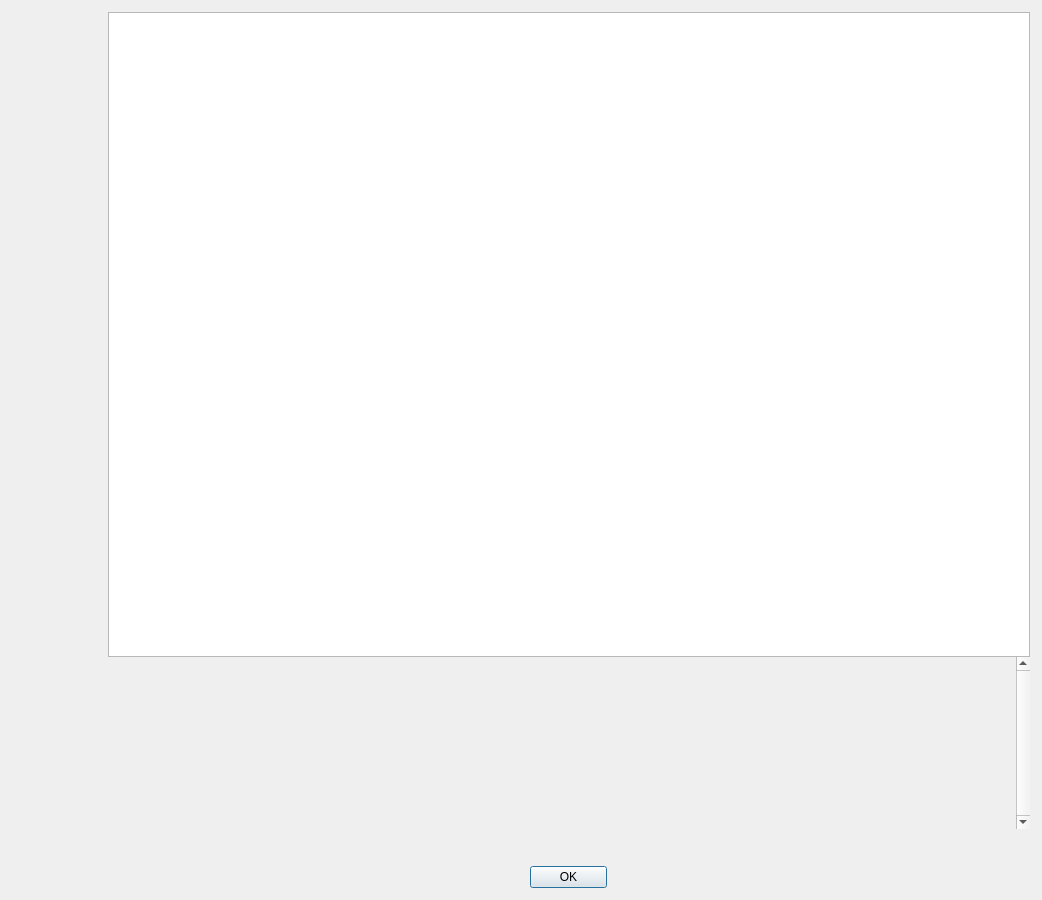
This is src/qt/forms/menudialog.ui in biblepay/biblepay as Qt 5 draws it before an edit. The edited form follows.
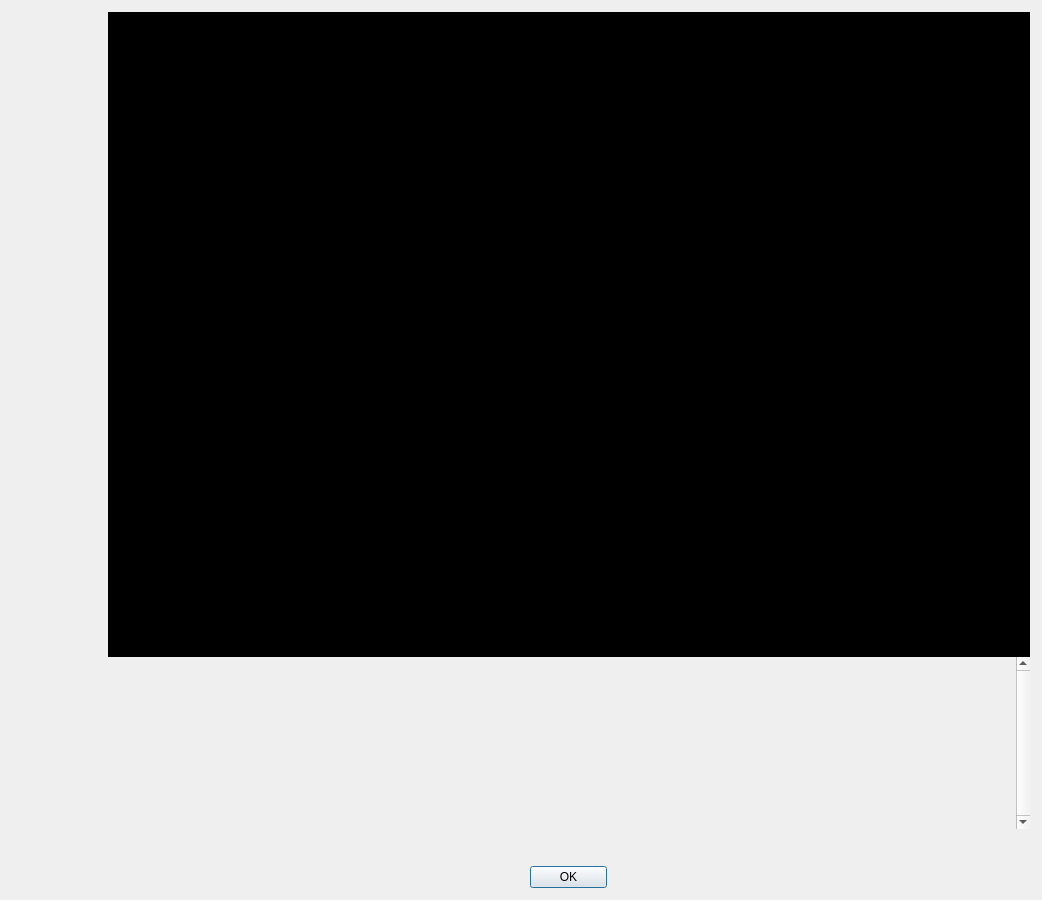
This is the edited form. Icons and pictures are not drawn.

```diff
--- a/src/qt/forms/menudialog.ui
+++ b/src/qt/forms/menudialog.ui
@@ -89,6 +89,208 @@
          <height>645</height>
         </size>
        </property>
+       <property name="palette">
+        <palette>
+         <active>
+          <colorrole role="WindowText">
+           <brush brushstyle="SolidPattern">
+            <color alpha="255">
+             <red>255</red>
+             <green>215</green>
+             <blue>0</blue>
+            </color>
+           </brush>
+          </colorrole>
+          <colorrole role="Button">
+           <brush brushstyle="SolidPattern">
+            <color alpha="255">
+             <red>0</red>
+             <green>0</green>
+             <blue>0</blue>
+            </color>
+           </brush>
+          </colorrole>
+          <colorrole role="Text">
+           <brush brushstyle="SolidPattern">
+            <color alpha="255">
+             <red>255</red>
+             <green>215</green>
+             <blue>0</blue>
+            </color>
+           </brush>
+          </colorrole>
+          <colorrole role="ButtonText">
+           <brush brushstyle="SolidPattern">
+            <color alpha="255">
+             <red>255</red>
+             <green>215</green>
+             <blue>0</blue>
+            </color>
+           </brush>
+          </colorrole>
+          <colorrole role="Base">
+           <brush brushstyle="SolidPattern">
+            <color alpha="255">
+             <red>0</red>
+             <green>0</green>
+             <blue>0</blue>
+            </color>
+           </brush>
+          </colorrole>
+          <colorrole role="Window">
+           <brush brushstyle="SolidPattern">
+            <color alpha="255">
+             <red>0</red>
+             <green>0</green>
+             <blue>0</blue>
+            </color>
+           </brush>
+          </colorrole>
+          <colorrole role="Link">
+           <brush brushstyle="SolidPattern">
+            <color alpha="255">
+             <red>170</red>
+             <green>0</green>
+             <blue>0</blue>
+            </color>
+           </brush>
+          </colorrole>
+         </active>
+         <inactive>
+          <colorrole role="WindowText">
+           <brush brushstyle="SolidPattern">
+            <color alpha="255">
+             <red>255</red>
+             <green>215</green>
+             <blue>0</blue>
+            </color>
+           </brush>
+          </colorrole>
+          <colorrole role="Button">
+           <brush brushstyle="SolidPattern">
+            <color alpha="255">
+             <red>0</red>
+             <green>0</green>
+             <blue>0</blue>
+            </color>
+           </brush>
+          </colorrole>
+          <colorrole role="Text">
+           <brush brushstyle="SolidPattern">
+            <color alpha="255">
+             <red>255</red>
+             <green>215</green>
+             <blue>0</blue>
+            </color>
+           </brush>
+          </colorrole>
+          <colorrole role="ButtonText">
+           <brush brushstyle="SolidPattern">
+            <color alpha="255">
+             <red>255</red>
+             <green>215</green>
+             <blue>0</blue>
+            </color>
+           </brush>
+          </colorrole>
+          <colorrole role="Base">
+           <brush brushstyle="SolidPattern">
+            <color alpha="255">
+             <red>0</red>
+             <green>0</green>
+             <blue>0</blue>
+            </color>
+           </brush>
+          </colorrole>
+          <colorrole role="Window">
+           <brush brushstyle="SolidPattern">
+            <color alpha="255">
+             <red>0</red>
+             <green>0</green>
+             <blue>0</blue>
+            </color>
+           </brush>
+          </colorrole>
+          <colorrole role="Link">
+           <brush brushstyle="SolidPattern">
+            <color alpha="255">
+             <red>170</red>
+             <green>0</green>
+             <blue>0</blue>
+            </color>
+           </brush>
+          </colorrole>
+         </inactive>
+         <disabled>
+          <colorrole role="WindowText">
+           <brush brushstyle="SolidPattern">
+            <color alpha="255">
+             <red>255</red>
+             <green>215</green>
+             <blue>0</blue>
+            </color>
+           </brush>
+          </colorrole>
+          <colorrole role="Button">
+           <brush brushstyle="SolidPattern">
+            <color alpha="255">
+             <red>0</red>
+             <green>0</green>
+             <blue>0</blue>
+            </color>
+           </brush>
+          </colorrole>
+          <colorrole role="Text">
+           <brush brushstyle="SolidPattern">
+            <color alpha="255">
+             <red>255</red>
+             <green>215</green>
+             <blue>0</blue>
+            </color>
+           </brush>
+          </colorrole>
+          <colorrole role="ButtonText">
+           <brush brushstyle="SolidPattern">
+            <color alpha="255">
+             <red>255</red>
+             <green>215</green>
+             <blue>0</blue>
+            </color>
+           </brush>
+          </colorrole>
+          <colorrole role="Base">
+           <brush brushstyle="SolidPattern">
+            <color alpha="255">
+             <red>0</red>
+             <green>0</green>
+             <blue>0</blue>
+            </color>
+           </brush>
+          </colorrole>
+          <colorrole role="Window">
+           <brush brushstyle="SolidPattern">
+            <color alpha="255">
+             <red>0</red>
+             <green>0</green>
+             <blue>0</blue>
+            </color>
+           </brush>
+          </colorrole>
+          <colorrole role="Link">
+           <brush brushstyle="SolidPattern">
+            <color alpha="255">
+             <red>170</red>
+             <green>0</green>
+             <blue>0</blue>
+            </color>
+           </brush>
+          </colorrole>
+         </disabled>
+        </palette>
+       </property>
+       <property name="styleSheet">
+        <string notr="true">background-color:black; color:gold;</string>
+       </property>
        <property name="readOnly">
         <bool>false</bool>
        </property>
```
Left out of the diff: 123 changed lines with no effect on the pictures.
